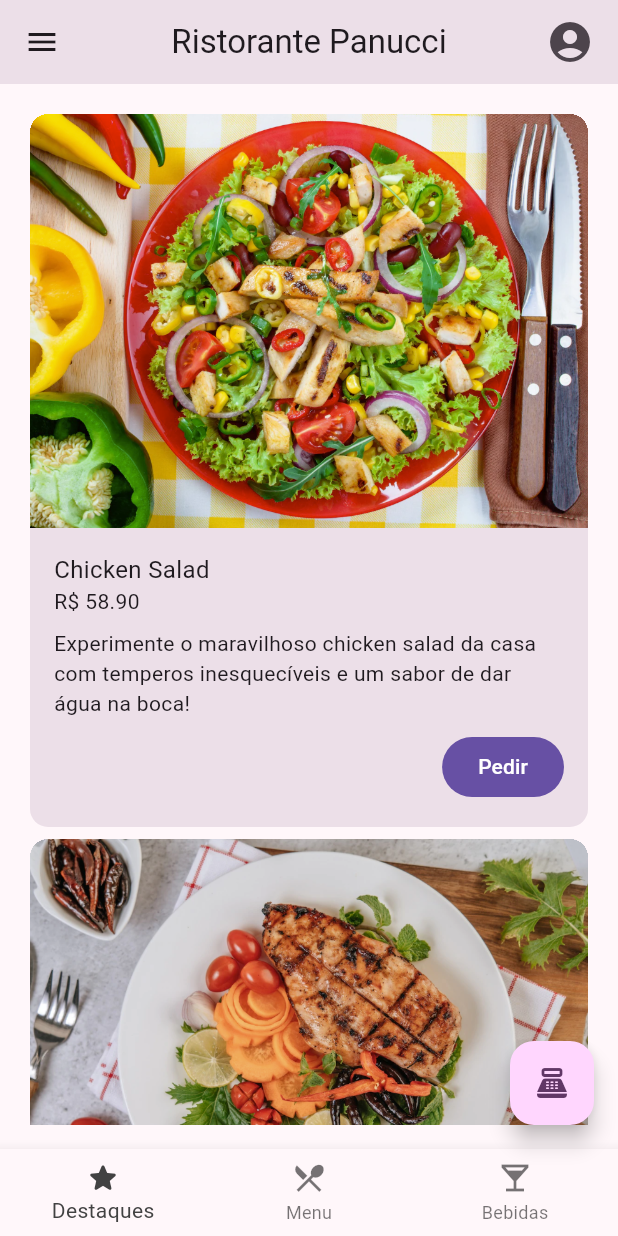
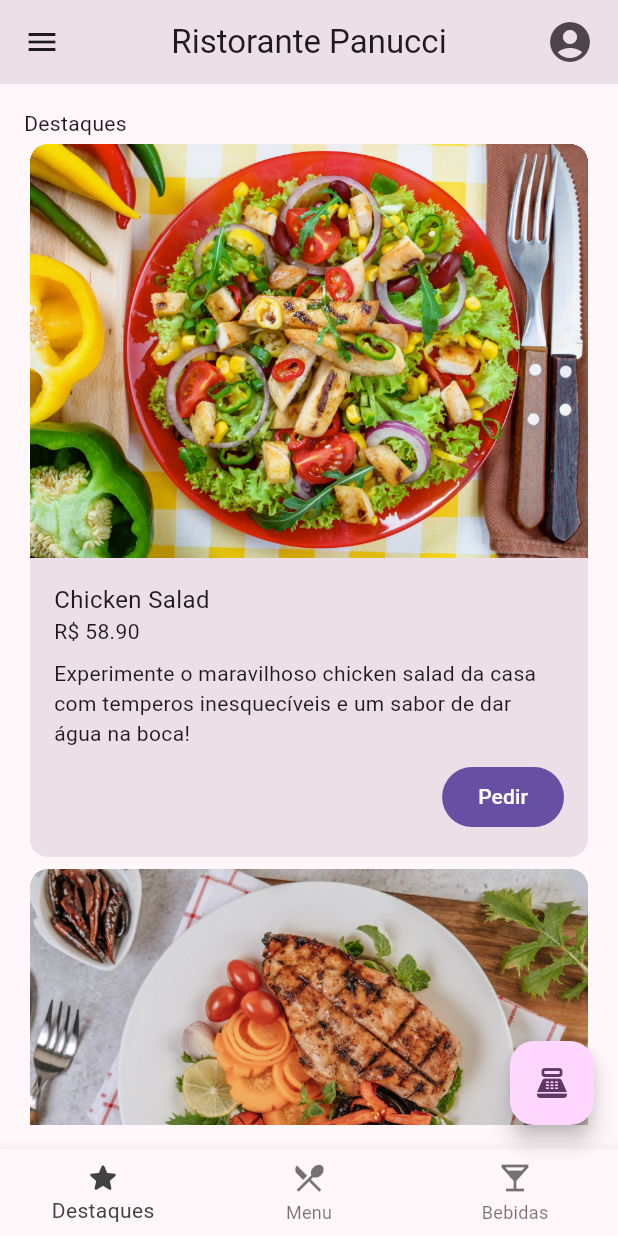
Before and after one commit to LuisEduardo21/Flutter_Menu, a Flutter app: the screen it shows after launch, on a phone screen of 412 x 824 dp. Run offline on Flutter 3.47's test engine with Material 3 defaults, Android fonts, the phone set to English and light mode, and no system bars.

```diff
--- a/lib/screens/highlights.dart
+++ b/lib/screens/highlights.dart
@@ -10,8 +10,14 @@ class Highlights extends StatelessWidget {
   Widget build(BuildContext context) {
     return Padding(
       padding: const EdgeInsets.all(16),
-      child: ListView.builder(
-        itemBuilder: (context, index) {
+      child: CustomScrollView(
+        slivers: <Widget>[
+          const SliverToBoxAdapter(
+            child: Text("Destaques"),
+          ),
+          SliverList(
+            delegate: SliverChildBuilderDelegate(
+              (context, index) {
                 return HighlightItem(
                   imageURI: items[index]["image"],
                   itemTitle: items[index]["name"],
@@ -19,7 +25,10 @@ class Highlights extends StatelessWidget {
                   itemDescription: items[index]["description"],
                 );
               },
-        itemCount: items.length,
+              childCount: items.length,
+            ),
+          ),
+        ],
       ),
     );
   }
```
Lines whose indentation alone changed are shown as unchanged.
